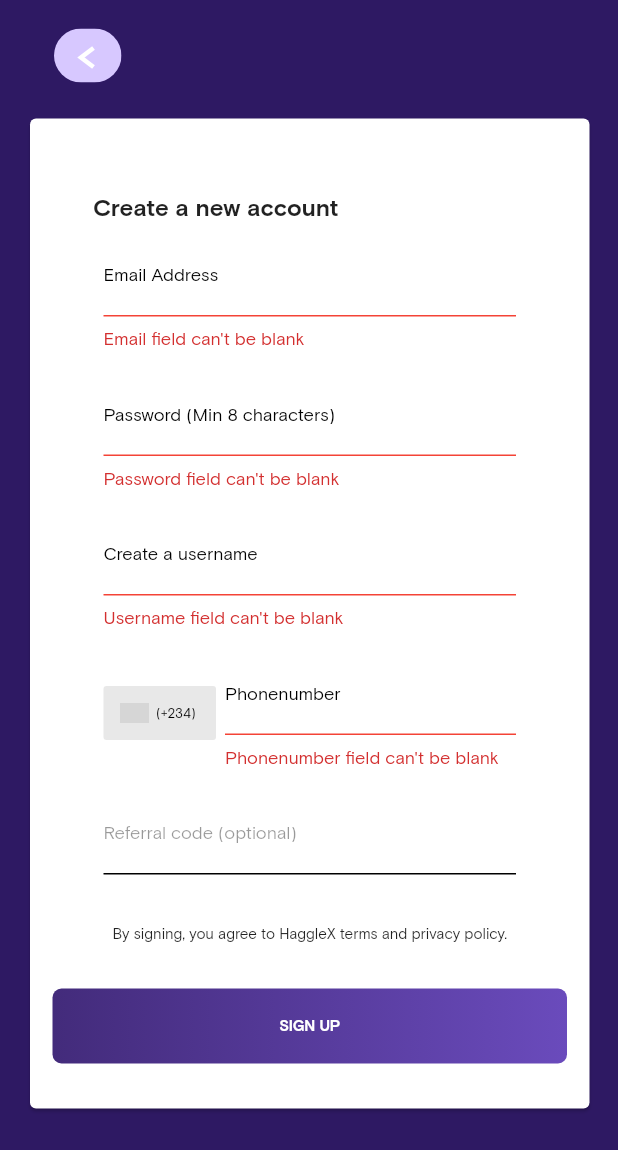
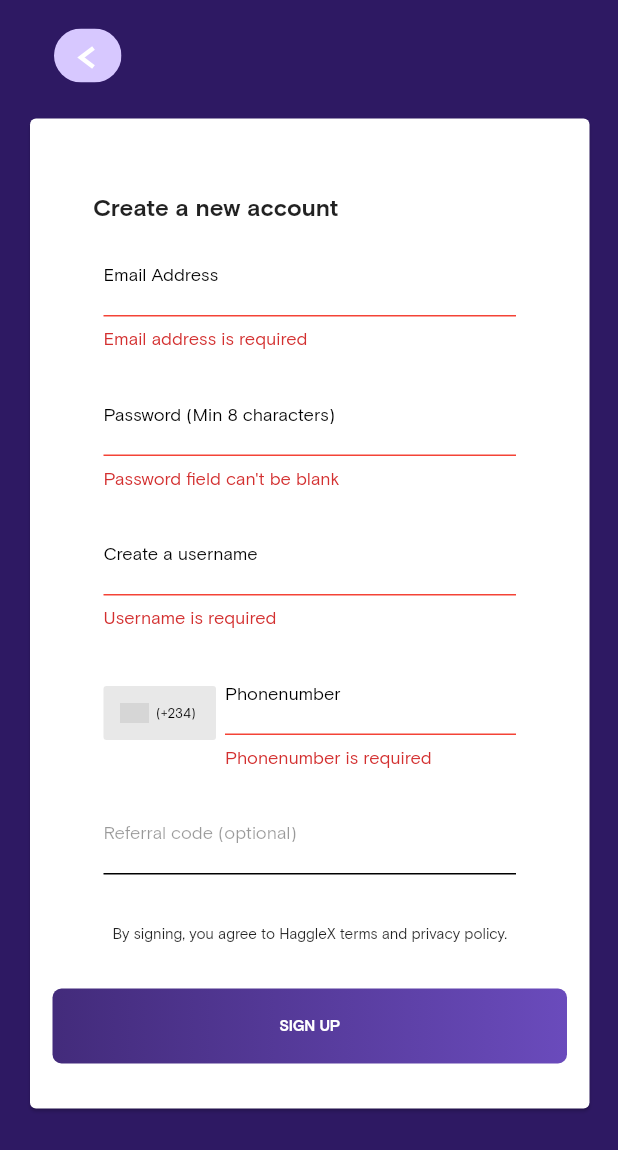
Before and after one commit to aloRanking/haggle_x, a Flutter app: the RegisterScreen screen opened by its route, after a tap on "SIGN UP", on a phone screen of 412 x 824 dp. Shown: the top 1150 px of the screen. Run offline on Flutter 3.47's test engine with Material 2 defaults, Android fonts, the phone set to English and light mode, and no system bars; our stand-ins replace flutter_svg, gap, get, graphql_flutter; network calls fail; grey boxes are pictures that could not be loaded.

Commit message:
code refactor:

```diff
--- a/lib/screen/dashboard_screen.dart
+++ b/lib/screen/dashboard_screen.dart
@@ -101,6 +101,7 @@ class _DashboardScreenState extends State<DashboardScreen> {
                       Expanded(
                         flex: 2,
                         child: Row(
+                          crossAxisAlignment: CrossAxisAlignment.start,
                           children: [
                             Text(
                               selectedCurrency == Currency.Naira
--- a/lib/screen/register_screen.dart
+++ b/lib/screen/register_screen.dart
@@ -66,7 +66,7 @@ class RegisterScreen extends StatelessWidget {
                                   keyBoardType: TextInputType.emailAddress,
                                   onValidate: (value) {
                                     if (value.isEmpty) {
-                                      return 'Email field can\'t be blank';
+                                      return 'Email address is required';
                                     }
                                     return null;
                                   },
@@ -94,7 +94,7 @@ class RegisterScreen extends StatelessWidget {
                                   keyBoardType: TextInputType.name,
                                   onValidate: (value) {
                                     if (value.isEmpty) {
-                                      return 'Username field can\'t be blank';
+                                      return 'Username is required';
                                     }
                                     return null;
                                   },
@@ -166,7 +166,7 @@ class RegisterScreen extends StatelessWidget {
                                         keyBoardType: TextInputType.number,
                                         onValidate: (value) {
                                           if (value.isEmpty) {
-                                            return 'Phonenumber field can\'t be blank';
+                                            return 'Phonenumber is required';
                                           }
                                           return null;
                                         },
@@ -179,13 +179,6 @@ class RegisterScreen extends StatelessWidget {
                                 CustomTextField(
                                   labelText: 'Referral code (optional)',
                                   labelColor: kBlackColor.withOpacity(0.4),
-                                  onValidate: (value) {
-                                    if (value.isEmpty) {
-                                      value = '';
-                                      return null;
-                                    }
-                                    return null;
-                                  },
                                   onSave: (String value) =>
                                       newUser.referralCode = value,
                                 ),
@@ -201,12 +194,9 @@ class RegisterScreen extends StatelessWidget {
                         Gap(30),
                         GestureDetector(
                           onTap: () {
-                            print("${newUser.referralCode}");
-
-                            /* if (newUser.referralCode == null) {
+                            if (newUser.referralCode == null) {
                               newUser.referralCode = '';
-
-                            }*/
+                            }
 
                             if (_formKey.currentState.validate()) {
                               _formKey.currentState.save();
--- a/pubspec.yaml
+++ b/pubspec.yaml
@@ -31,11 +31,7 @@ dependencies:
   get: ^4.1.4
   gap: ^2.0.0
   flutter_svg: ^0.22.0
-  dio:
-  searchable_dropdown: ^1.1.3
   graphql_flutter: ^4.0.1
-  dropdown_search: ^0.5.0
-  #shared_preferences: ^0.5.13
 
 #  graphql_to_dart: ^1.0.1
 
```
Also changed, not shown: pubspec.lock, 1 other file.
